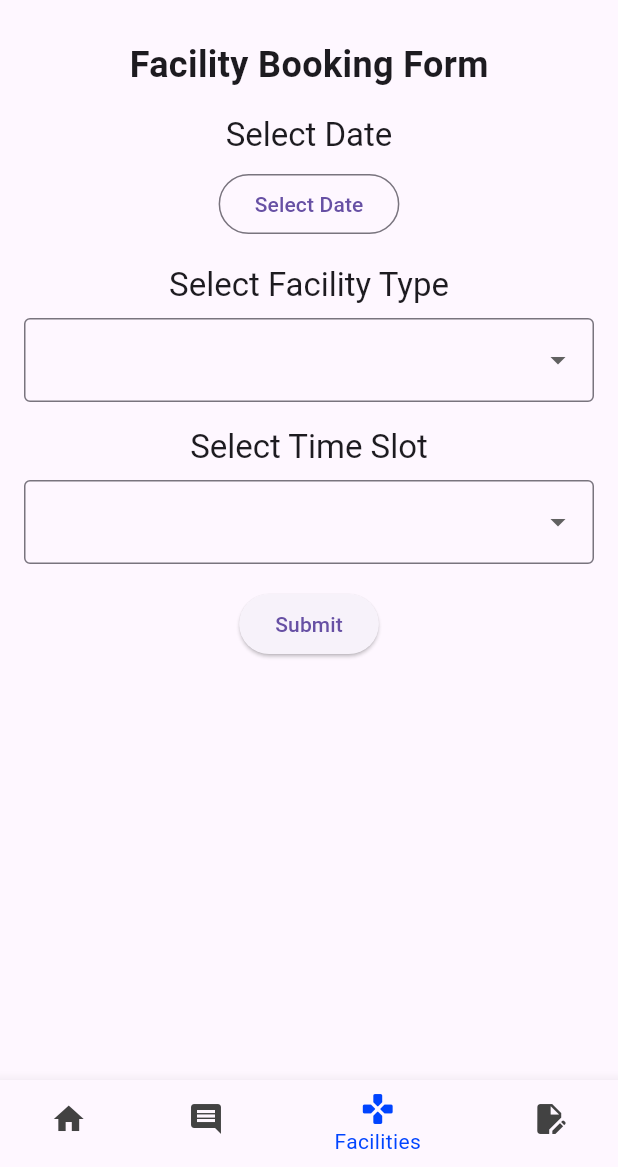
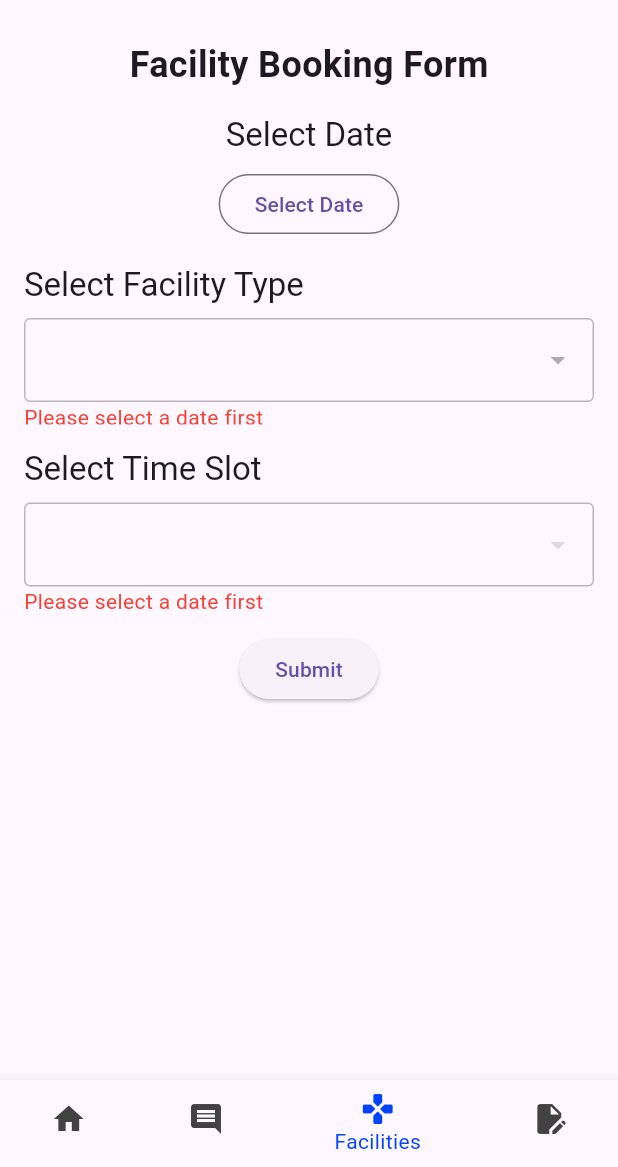
Before and after one commit to Fares1738/KHMS-PSM2-FYP, a Flutter app: the MyHomePage screen opened directly, item 3 of the bottom bar chosen, on a phone screen of 412 x 824 dp, the part 69-1236 px from its top. Run offline on Flutter 3.47's test engine with Material 3 defaults, Android fonts, the light colour scheme and no system bars; our stand-ins replace cloud_firestore, file_picker, firebase_auth, firebase_core, firebase_storage, image_picker and 2 more; missing offline and left inert: dart:ffi; accounts and stored records are empty.

Commit message:
Added validation for facility Booking

```diff
--- a/khms/lib/View/Student/studentFacilitiesPage.dart
+++ b/khms/lib/View/Student/studentFacilitiesPage.dart
@@ -1,4 +1,4 @@
-// ignore_for_file: library_private_types_in_public_api, unused_local_variable, file_names
+// ignore_for_file: unused_local_variable, library_private_types_in_public_api, file_names
 
 import 'package:flutter/material.dart';
 import 'package:khms/Controller/facilitiesController.dart';
@@ -17,6 +17,7 @@ class _FacilitiesPageState extends State<FacilitiesPage> {
 
   DateTime? _selectedDate;
   String? _selectedTimeSlot;
+  String? _selectedFacilityType;
 
   final List<String> _timeSlots = [
     '10:00 AM - 11:00 AM',
@@ -33,14 +34,49 @@ class _FacilitiesPageState extends State<FacilitiesPage> {
     '09:00 PM - 10:00 PM',
   ];
 
-  String? _selectedFacilityType;
-
   final List<String> _facilityTypes = [
     'Futsal Court',
     'BBQ',
     'Pool Table',
     'Ping-pong Table'
   ];
+
+  Widget _buildDropdownSection(
+      String title, DropdownButtonFormField<String> dropdown) {
+    return Column(
+      crossAxisAlignment: CrossAxisAlignment.start,
+      children: [
+        Text(title, style: Theme.of(context).textTheme.titleLarge),
+        const SizedBox(height: 8.0),
+        GestureDetector(
+          onTap: _selectedDate == null
+              ? () {
+                  ScaffoldMessenger.of(context).showSnackBar(
+                    const SnackBar(
+                      content: Text('Please select a date first.'),
+                    ),
+                  );
+                }
+              : null,
+          child: Opacity(
+            opacity: _selectedDate != null ? 1.0 : 0.5,
+            child: AbsorbPointer(
+              absorbing: _selectedDate == null,
+              child: dropdown,
+            ),
+          ),
+        ),
+        if (_selectedDate == null)
+          const SizedBox(
+            height: 15,
+            child: Text(
+              'Please select a date first',
+              style: TextStyle(color: Colors.red),
+            ),
+          ),
+      ],
+    );
+  }
 
   @override
   Widget build(BuildContext context) {
@@ -55,7 +91,6 @@ class _FacilitiesPageState extends State<FacilitiesPage> {
               style: TextStyle(fontSize: 24, fontWeight: FontWeight.bold),
             ),
             const SizedBox(height: 16),
-
             Text(
               'Select Date',
               style: Theme.of(context).textTheme.titleLarge,
@@ -72,9 +107,8 @@ class _FacilitiesPageState extends State<FacilitiesPage> {
                 if (selectedDate != null) {
                   setState(() {
                     _selectedDate = selectedDate;
-                    _selectedTimeSlot = null; // Clear time slot selection
-                    _selectedFacilityType =
-                        null; // Clear facility type selection
+                    _selectedTimeSlot = null;
+                    _selectedFacilityType = null;
                   });
                 }
               },
@@ -85,23 +119,21 @@ class _FacilitiesPageState extends State<FacilitiesPage> {
               ),
             ),
             const SizedBox(height: 16.0),
-            Text(
+            _buildDropdownSection(
                 'Select Facility Type',
-              style: Theme.of(context).textTheme.titleLarge,
-            ),
-            const SizedBox(height: 8.0),
                 DropdownButtonFormField<String>(
                   value: _selectedFacilityType,
                   onChanged: (value) async {
                     setState(() {
                       _selectedFacilityType = value;
-                  _selectedTimeSlot = null; // Clear time slot selection
+                      _selectedTimeSlot = null;
                     });
 
-                if (_selectedDate != null && _selectedFacilityType != null) {
+                    if (_selectedDate != null &&
+                        _selectedFacilityType != null) {
                       bookedTimeSlots = await _controller.fetchBookedTimeSlots(
                           _selectedDate!, _selectedFacilityType!);
-                  setState(() {}); // Force rebuild to update options
+                      setState(() {});
                     }
                   },
                   items: _facilityTypes.map((type) {
@@ -113,43 +145,42 @@ class _FacilitiesPageState extends State<FacilitiesPage> {
                   decoration: const InputDecoration(
                     border: OutlineInputBorder(),
                   ),
-            ),
+                )),
             const SizedBox(height: 16.0),
-
-            Text(
+            _buildDropdownSection(
                 'Select Time Slot',
-              style: Theme.of(context).textTheme.titleLarge,
-            ),
-            const SizedBox(height: 8.0),
                 DropdownButtonFormField<String>(
                   value: _selectedTimeSlot,
-              onChanged: (value) async {
-                setState(() => _selectedTimeSlot = value);
-
-                if (_selectedDate != null && _selectedFacilityType != null) {
-                  bookedTimeSlots = await _controller.fetchBookedTimeSlots(
+                  onChanged: (_selectedDate != null &&
+                          _selectedFacilityType != null)
+                      ? (value) async {
+                          if (_selectedDate != null &&
+                              _selectedFacilityType != null) {
+                            bookedTimeSlots =
+                                await _controller.fetchBookedTimeSlots(
                                     _selectedDate!, _selectedFacilityType!);
-                  setState(() {}); // Force rebuild to update options
+                            setState(() {});
+                          } else {
+                            setState(() {
+                              value = null;
+                            });
                           }
-              },
+                        }
+                      : null, // Disable 'onChanged' if date or facility type is not selected
                   items: _timeSlots.map((slot) {
                     return DropdownMenuItem<String>(
                       value: slot,
-                  enabled: !bookedTimeSlots.contains(slot),
                       child: Opacity(
                         opacity: bookedTimeSlots.contains(slot) ? 0.5 : 1.0,
                         child: Text(slot),
-                  ), // Disable if in bookedTimeSlots
+                      ),
                     );
                   }).toList(),
                   decoration: const InputDecoration(
                     border: OutlineInputBorder(),
                   ),
-            ),
-
+                )),
             const SizedBox(height: 16.0),
-// Inside your _FacilitiesPageState class...
-
             ElevatedButton(
               onPressed: () async {
                 if (_selectedDate != null &&
```
Lines whose indentation alone changed are shown as unchanged.
